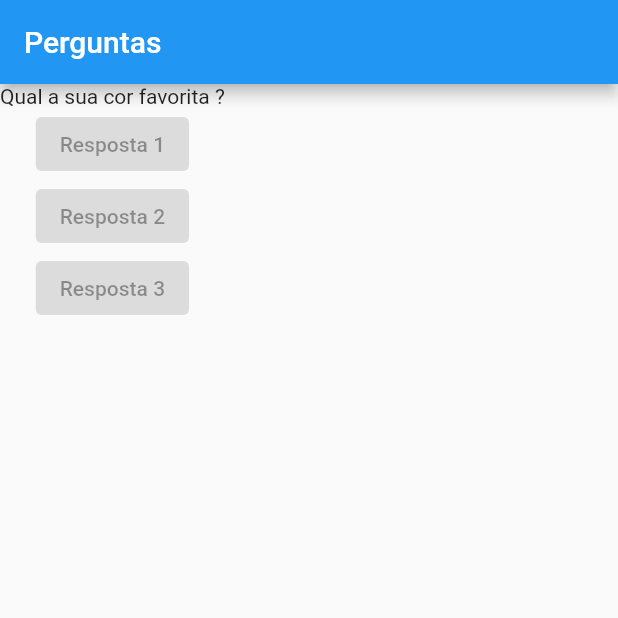
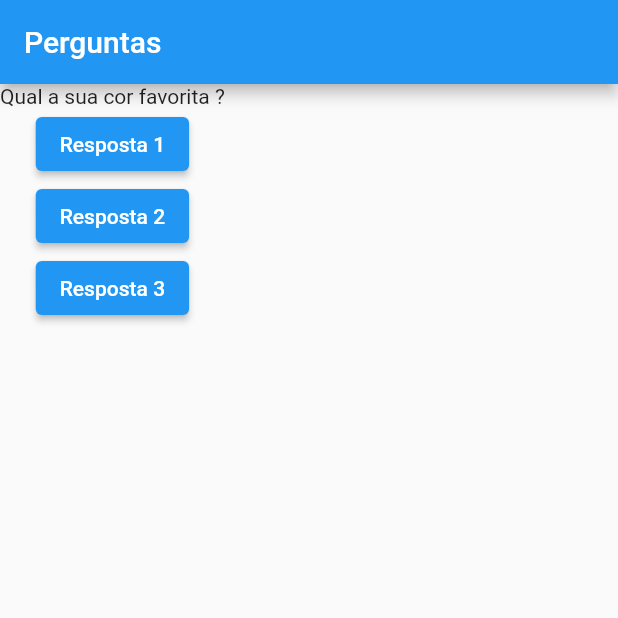
Before and after one commit to souza99/primeiro_projeto, a Flutter app: the screen it shows after launch, on a phone screen of 412 x 824 dp, the top half of it. Run offline on Flutter 3.47's test engine with Material 2 defaults, Android fonts, the phone set to English and light mode, and no system bars.

Commit message:
Passando funções de varias formas

```diff
--- a/lib/main.dart
+++ b/lib/main.dart
@@ -3,10 +3,15 @@ import 'package:flutter/material.dart';
 main() => runApp(new PerguntaApp());
 
 class PerguntaApp extends StatelessWidget {
-
   void responder() {
     print("Pergunta respondida");
   }
+
+  // void Function() funcaoQueRetornaUmaFuncao() {
+  //   return () {
+  //     print('Pergunta Respondida #02');
+  //   };
+  // }
 
   final List<String> perguntas = [
     'Qual a sua cor favorita ?',
@@ -25,12 +30,23 @@ class PerguntaApp extends StatelessWidget {
               Text(perguntas.elementAt(0)),
               ElevatedButton(
                 child: Text('Resposta 1'),
-                onPressed: responder(),
+                onPressed: responder,
               ),
-              ElevatedButton(child: Text('Resposta 2'), onPressed: responder()
+              // Utilizando uma funcao que retorna outra função
+              // ElevatedButton(
+              //   child: Text('Resposta 2'),
+              //   onPressed: funcaoQueRetornaUmaFuncao(),
+              // ),
+
+              ElevatedButton(
+                child: Text('Resposta 2'),
+                onPressed: () {
+                  print("Resposta 2 foi selecionada! ");
+                },
               ),
-              ElevatedButton(child: Text('Resposta 3'), onPressed: responder()
-              ),
+              ElevatedButton(
+                  child: Text('Resposta 3'),
+                  onPressed: () => print("Resposta 3!!!")),
             ],
           )),
     );
@@ -43,3 +59,7 @@ class PerguntaApp extends StatelessWidget {
 // estou montando minha tela no Scaffold
 
 // column serve para organizar o conteudo na tela
+
+// quando passamos a funcao com "()", tipo "responder()" estamos evocando ela
+// quando passamos ela sem "()", tipo "responder" passamos ela como parametro
+// no caso de Widgets, o que passamos dentro deles, são parametros
```
